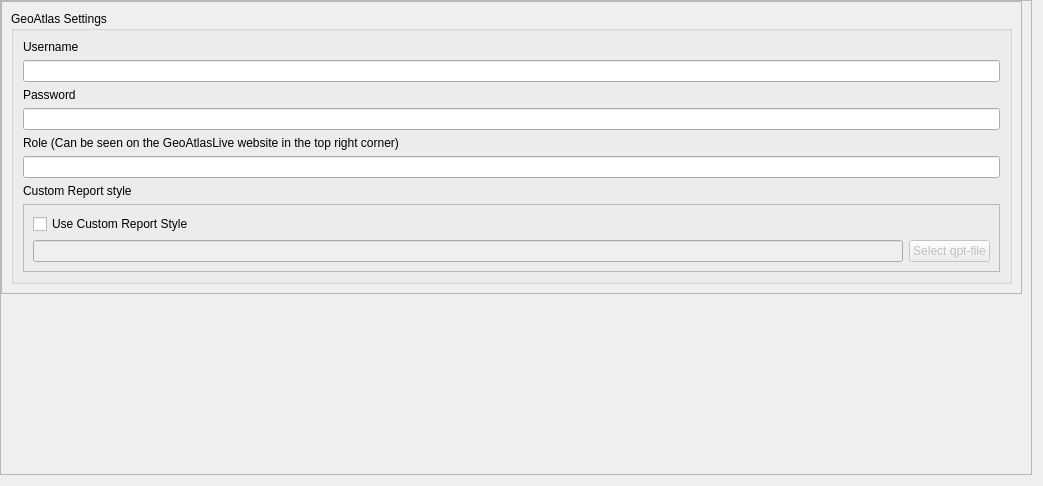
Old version of the form GeoAtlasQGIS/mysettings/settings.ui in the repository Geo-dk/GeoAtlasQGIS.
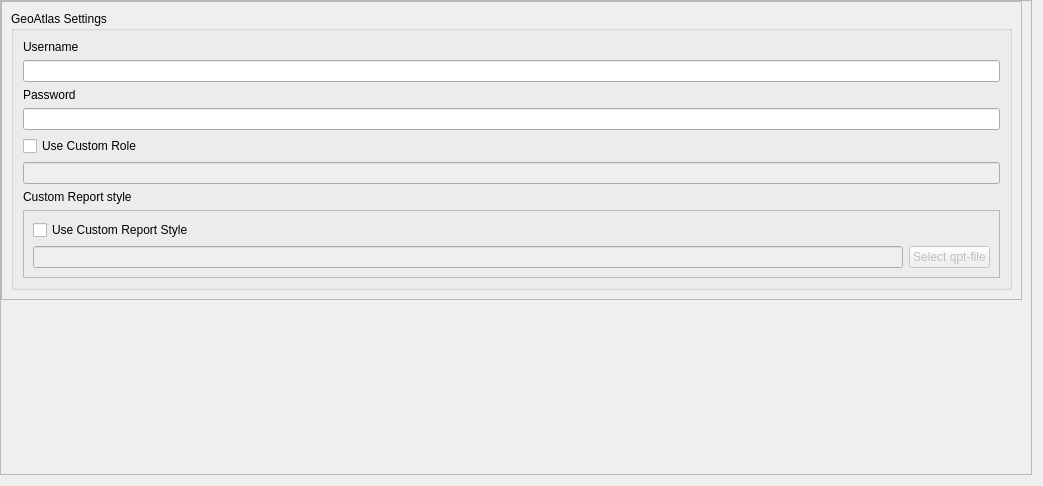
New version of the form.

Commit message: Opt-in Custom role instead of requiring a user to know their role

What changed in the file:
```diff
--- a/GeoAtlasQGIS/mysettings/settings.ui
+++ b/GeoAtlasQGIS/mysettings/settings.ui
@@ -114,14 +114,21 @@
               </widget>
              </item>
              <item>
-              <widget class="QLabel" name="role_label">
+              <widget class="QCheckBox" name="role_checkbox">
+               <property name="toolTip">
+                <string>&lt;html&gt;&lt;head/&gt;&lt;body&gt;&lt;p&gt;If you want to override the role used for requests. Should only be used if you have multiple roles associated with your user. Or else default role will be used.&lt;/p&gt;&lt;/body&gt;&lt;/html&gt;</string>
+               </property>
                <property name="text">
-                <string>Role (Can be seen on the GeoAtlasLive website in the top right corner)</string>
+                <string>Use Custom Role</string>
                </property>
               </widget>
              </item>
              <item>
-              <widget class="QLineEdit" name="role"/>
+              <widget class="QLineEdit" name="role">
+               <property name="enabled">
+                <bool>false</bool>
+               </property>
+              </widget>
              </item>
              <item>
               <widget class="QLabel" name="label">
```
The commit also changes 4 other files.
